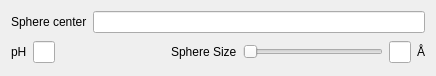
vanderkamp/enlighten2-pymol, file windows/preparation_advanced.ui: the form before one commit.
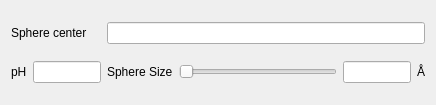
The form after the commit. Custom widgets are drawn as their Qt base class.

Commit message: Fix preparation advanced window layout on Mac

What changed in the file:
```diff
--- a/windows/preparation_advanced.ui
+++ b/windows/preparation_advanced.ui
@@ -7,15 +7,15 @@
     <x>0</x>
     <y>0</y>
     <width>436</width>
-    <height>76</height>
+    <height>105</height>
    </rect>
   </property>
   <property name="windowTitle">
    <string>Advanced</string>
   </property>
   <layout class="QGridLayout" name="gridLayout">
-   <item row="2" column="0" colspan="3">
-    <layout class="QHBoxLayout" name="pHandSphereLayout">
+   <item row="1" column="0">
+    <layout class="QHBoxLayout" name="horizontalLayout_2">
      <item>
       <widget class="QLabel" name="phLabel">
        <property name="text">
@@ -26,26 +26,23 @@
      <item>
       <widget class="QLineEdit" name="phEdit">
        <property name="sizePolicy">
-        <sizepolicy hsizetype="Expanding" vsizetype="Fixed">
+        <sizepolicy hsizetype="Fixed" vsizetype="Fixed">
          <horstretch>5</horstretch>
          <verstretch>0</verstretch>
         </sizepolicy>
        </property>
-      </widget>
-     </item>
-     <item>
-      <spacer name="horizontalSpacer_3">
-       <property name="orientation">
-        <enum>Qt::Horizontal</enum>
-       </property>
-       <property name="sizeHint" stdset="0">
+       <property name="maximumSize">
         <size>
-         <width>200</width>
-         <height>20</height>
+         <width>68</width>
+         <height>16777215</height>
         </size>
        </property>
-      </spacer>
+      </widget>
      </item>
+    </layout>
+   </item>
+   <item row="1" column="1">
+    <layout class="QHBoxLayout" name="pHandSphereLayout">
      <item>
       <widget class="QLabel" name="SphereSizeLabel">
        <property name="text">
@@ -86,6 +83,12 @@
          <verstretch>0</verstretch>
         </sizepolicy>
        </property>
+       <property name="maximumSize">
+        <size>
+         <width>68</width>
+         <height>16777215</height>
+        </size>
+       </property>
       </widget>
      </item>
      <item>
@@ -97,7 +100,7 @@
      </item>
     </layout>
    </item>
-   <item row="1" column="1" colspan="2">
+   <item row="0" column="1">
     <widget class="AtomSelector" name="atomSelector">
      <property name="sizePolicy">
       <sizepolicy hsizetype="Expanding" vsizetype="Fixed">
@@ -107,7 +110,7 @@
      </property>
     </widget>
    </item>
-   <item row="1" column="0">
+   <item row="0" column="0">
     <widget class="QLabel" name="atomLabel">
      <property name="sizePolicy">
       <sizepolicy hsizetype="Fixed" vsizetype="Preferred">
@@ -115,6 +118,12 @@
        <verstretch>0</verstretch>
       </sizepolicy>
      </property>
+     <property name="maximumSize">
+      <size>
+       <width>96</width>
+       <height>16777215</height>
+      </size>
+     </property>
      <property name="text">
       <string>Sphere center</string>
      </property>
```
